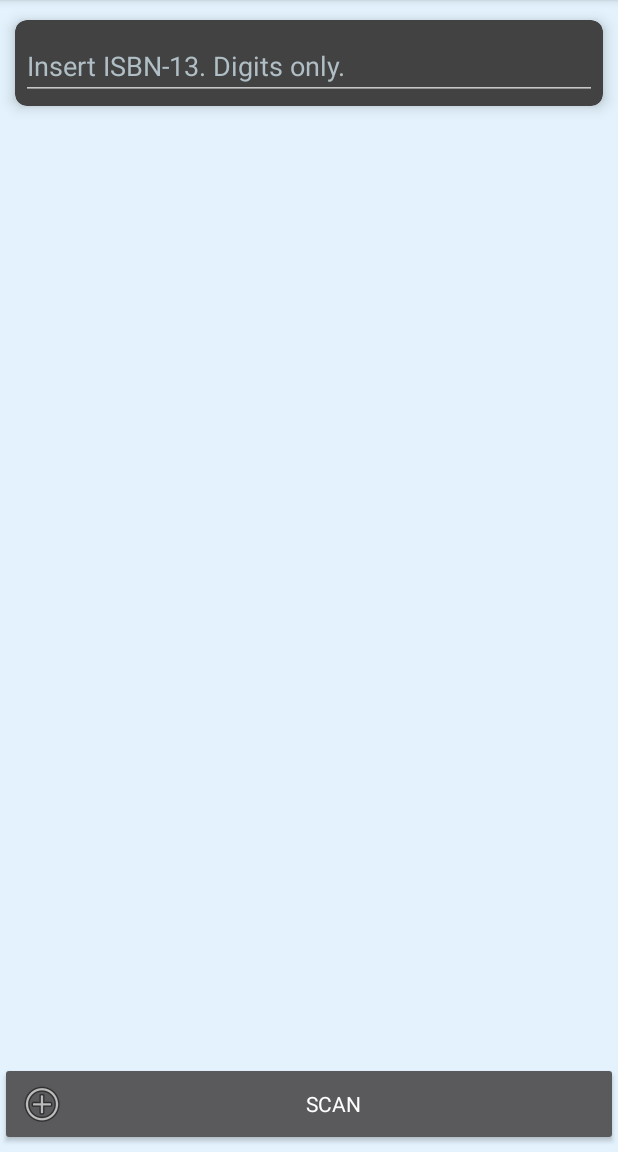
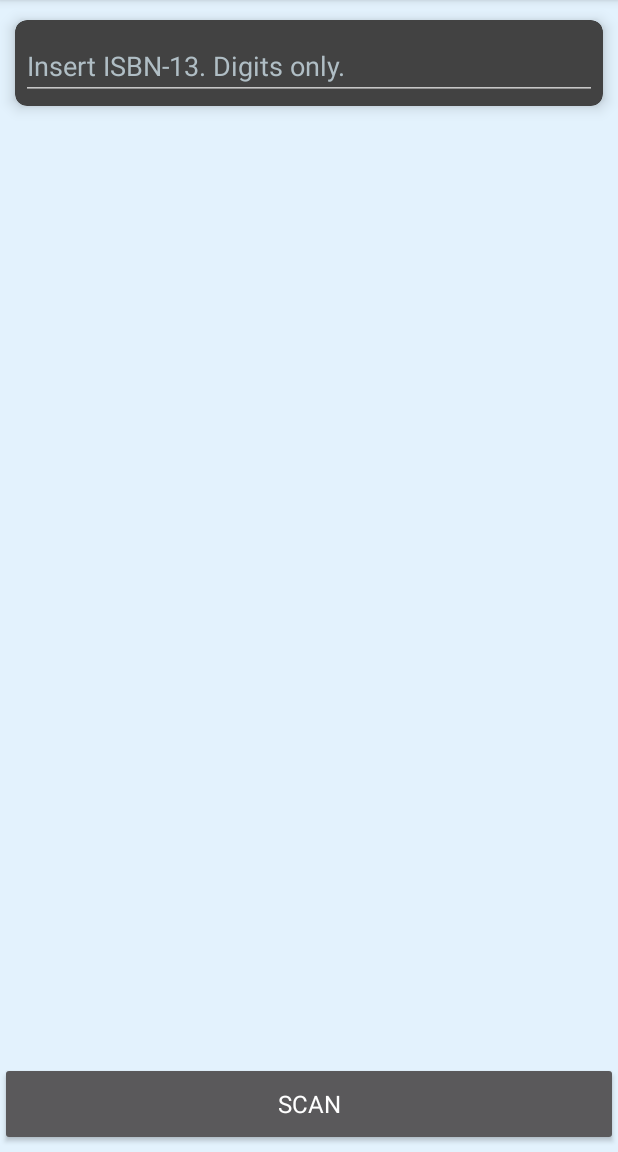
Before and after one commit to huhx0015/AN3_SuperDuo, an Android app: the screen it shows after launch (MainActivity), after a tap on an icon or button, on a phone screen of 412 x 824 dp, the part 84-1236 px from its top. Run offline under Robolectric (Android 15) with nearby library versions, the phone set to English and light mode, and no system bars; our stand-ins replace ButterKnife.

Commit message:
[Alexandria] * Added identifiers for layouts without ids. * Modified the fragment_add_book landscape layout.

```diff
--- a/alexandria/src/main/java/it/jaschke/alexandria/fragments/AddBook.java
+++ b/alexandria/src/main/java/it/jaschke/alexandria/fragments/AddBook.java
@@ -286,10 +286,14 @@ public class AddBook extends Fragment implements LoaderManager.LoaderCallbacks<C
         bookContainer.setVisibility(View.INVISIBLE);
         scanButton.setVisibility(View.VISIBLE);
 
+        // TABLET:
         if (MainActivity.IS_TABLET) {
             saveButton.setVisibility(View.INVISIBLE);
             deleteButton.setVisibility(View.INVISIBLE);
-        } else {
+        }
+
+        // PHONE:
+        else {
             saveButton.setVisibility(View.GONE);
             deleteButton.setVisibility(View.GONE);
         }
--- a/alexandria/src/main/res/layout-land/activity_main_tablet.xml
+++ b/alexandria/src/main/res/layout-land/activity_main_tablet.xml
@@ -9,7 +9,8 @@
         android:orientation="horizontal"
         android:baselineAligned="false"
         android:layout_width="fill_parent"
-        android:layout_height="fill_parent">
+        android:layout_height="fill_parent"
+        android:id="@+id/main_activity_container">
 
         <FrameLayout
             android:id="@+id/container"
--- a/alexandria/src/main/res/layout-land/fragment_add_book.xml
+++ b/alexandria/src/main/res/layout-land/fragment_add_book.xml
@@ -11,13 +11,15 @@
         android:orientation="horizontal"
         android:layout_width="match_parent"
         android:layout_height="match_parent"
-        android:baselineAligned="false">
+        android:baselineAligned="false"
+        android:id="@+id/fragment_add_book_root_container">
 
         <LinearLayout
             android:orientation="vertical"
             android:layout_width="0dp"
             android:layout_height="match_parent"
-            android:layout_weight="1">
+            android:layout_weight="1"
+            android:id="@+id/fragment_add_book_left_container">
 
             <android.support.v7.widget.CardView
                 android:layout_width="fill_parent"
@@ -150,26 +152,25 @@
             <Button
                 android:layout_width="match_parent"
                 android:layout_height="match_parent"
-                android:text="@string/scan_button"
-                android:id="@+id/scan_button"
-                android:layout_gravity="center"
-                android:textSize="14sp"
-                android:gravity="center"
-                android:layout_weight="1"
-                android:drawableTop="@android:drawable/ic_menu_add"
-                android:typeface="sans" />
-
-            <Button
-                android:layout_width="match_parent"
-                android:layout_height="match_parent"
                 android:text="@string/next_button"
                 android:layout_weight="1"
                 android:id="@+id/save_button"
                 android:drawableTop="@drawable/ic_action_accept"
                 android:layout_gravity="bottom"
                 android:typeface="sans"
-                android:textSize="14sp"
-                android:visibility="invisible" />
+                android:textSize="16sp"
+                android:visibility="gone" />
+
+            <Button
+                android:layout_width="match_parent"
+                android:layout_height="match_parent"
+                android:text="@string/scan_button"
+                android:id="@+id/scan_button"
+                android:layout_gravity="center"
+                android:textSize="16sp"
+                android:gravity="center"
+                android:layout_weight="1"
+                android:typeface="sans" />
 
             <Button
                 android:layout_width="match_parent"
@@ -178,9 +179,9 @@
                 android:layout_weight="1"
                 android:id="@+id/delete_button"
                 android:drawableTop="@drawable/ic_action_discard"
-                android:textSize="14sp"
+                android:textSize="16sp"
                 android:typeface="sans"
-                android:visibility="invisible" />
+                android:visibility="gone" />
 
         </LinearLayout>
     </LinearLayout>
--- a/alexandria/src/main/res/layout/fragment_add_book.xml
+++ b/alexandria/src/main/res/layout/fragment_add_book.xml
@@ -142,7 +142,6 @@
             android:layout_weight="1"
             android:id="@+id/save_button"
             android:drawableLeft="@drawable/ic_action_accept"
-            android:layout_gravity="bottom"
             android:typeface="sans"
             android:textSize="14sp"
             android:visibility="gone" />
@@ -153,10 +152,9 @@
             android:text="@string/scan_button"
             android:id="@+id/scan_button"
             android:layout_gravity="center"
-            android:textSize="14sp"
+            android:textSize="16sp"
             android:gravity="center"
             android:layout_weight="1"
-            android:drawableLeft="@android:drawable/ic_menu_add"
             android:typeface="sans" />
 
         <Button
```
